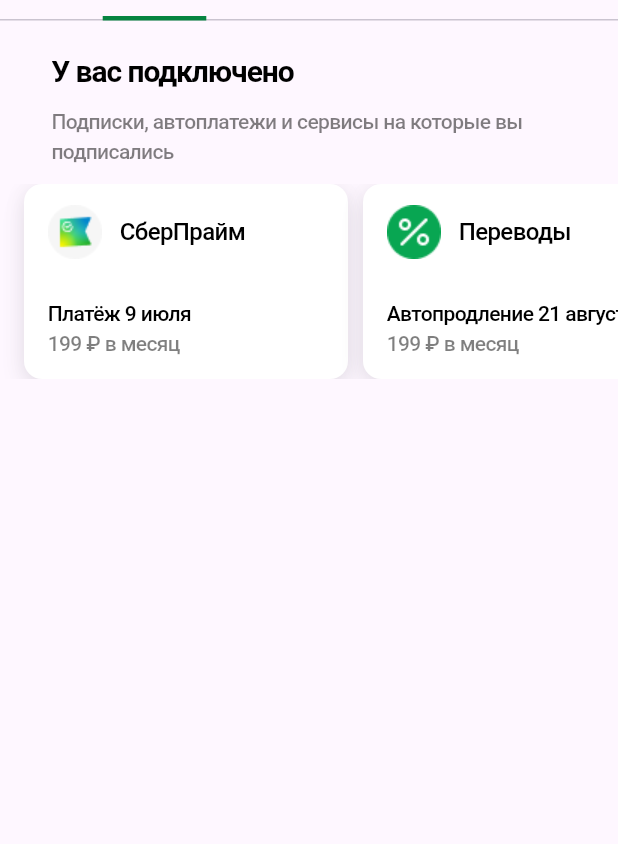
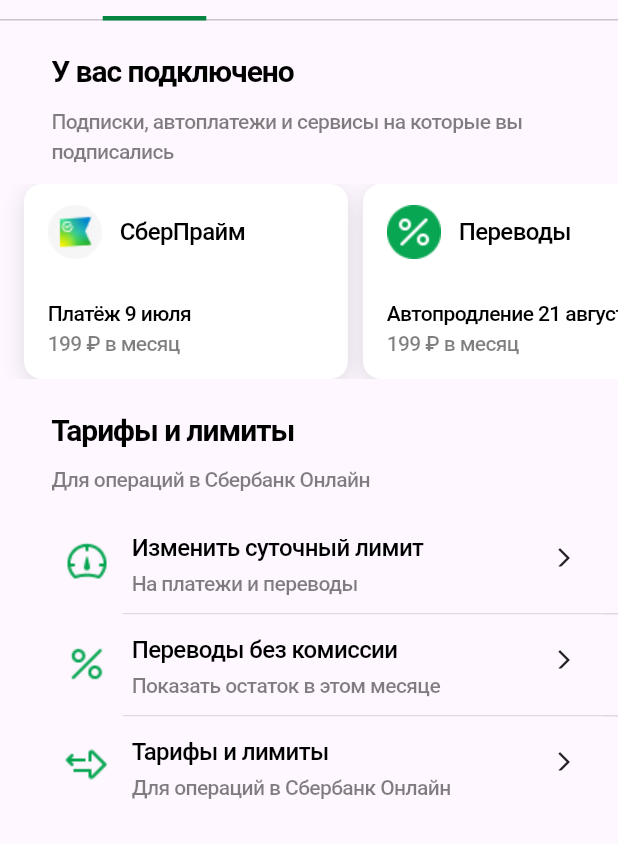
Before and after one commit to Phoenix1829/flutter_lab, a Flutter app: the screen it shows after launch, on a phone screen of 412 x 824 dp, the part 392-1236 px from its top. Run offline on Flutter 3.47's test engine with Material 3 defaults, Android fonts, the phone set to English and light mode, and no system bars; Roboto replaces fonts that are missing (SF Pro Display, SF Pro Text).

Commit message:
Add "Rates and Limits" section. Code refactoring

```diff
--- /dev/null
+++ b/lib/Profile/Disclosure.dart
@@ -0,0 +1,134 @@
+import 'package:flutter/material.dart';
+import 'package:flutter_lab/Resources/Fonts.dart';
+
+class Disclosure extends StatelessWidget {
+  final String title;
+  final String description;
+  final String image;
+  const Disclosure({super.key, required this.title, required this.description, required this.image});
+  @override
+  Widget build(BuildContext context) {
+    return Material(child: Column(
+      children: [
+        Container(
+          clipBehavior: Clip.antiAlias,
+          decoration: BoxDecoration(),
+          child: Column(
+            mainAxisSize: MainAxisSize.min,
+            mainAxisAlignment: MainAxisAlignment.start,
+            crossAxisAlignment: CrossAxisAlignment.start,
+            children: [
+              const SizedBox(height: 12),
+              Container(
+                clipBehavior: Clip.antiAlias,
+                decoration: const BoxDecoration(),
+                child: Row(
+                  mainAxisSize: MainAxisSize.min,
+                  mainAxisAlignment: MainAxisAlignment.start,
+                  crossAxisAlignment: CrossAxisAlignment.start,
+                  children: [
+                    Container(
+                      clipBehavior: Clip.antiAlias,
+                      decoration: const BoxDecoration(),
+                      child: Row(
+                        mainAxisSize: MainAxisSize.min,
+                        mainAxisAlignment: MainAxisAlignment.start,
+                        crossAxisAlignment: CrossAxisAlignment.start,
+                        children: [
+                          const SizedBox(width: 30),
+                          Container(
+                            clipBehavior: Clip.antiAlias,
+                            decoration: const BoxDecoration(),
+                            child: Column(
+                              mainAxisSize: MainAxisSize.min,
+                              mainAxisAlignment: MainAxisAlignment.start,
+                              crossAxisAlignment: CrossAxisAlignment.center,
+                              children: [
+                                const SizedBox(height: 2),
+                                SizedBox(
+                                  child: Stack(
+                                    children: [
+                                      Positioned(
+                                        child: Container(
+                                          width: 36,
+                                          height: 36,
+                                          decoration: BoxDecoration(
+                                            image: DecorationImage(
+                                              image: AssetImage(image),
+                                              fit: BoxFit.fill,
+                                            ),
+                                          ),
+                                        ),
+                                      ),
+                                    ],
+                                  ),
+                                ),
+                                const SizedBox(height: 2),
+                              ],
+                            ),
+                          ),
+                          const SizedBox(width: 12),
+                          SizedBox(
+                            width: 250,
+                            child: Column(
+                              mainAxisSize: MainAxisSize.min,
+                              mainAxisAlignment: MainAxisAlignment.start,
+                              crossAxisAlignment: CrossAxisAlignment.start,
+                              children: [
+                                SizedBox(
+                                  width: double.infinity,
+                                  child: Text(
+                                    title,
+                                    style: FontResources.disclosureHeader,
+                                  ),
+                                ),
+                                const SizedBox(width: 263, height: 2),
+                                SizedBox(
+                                  child: Text(
+                                    description,
+                                    style: FontResources.disclosureDescription,
+                                  ),
+                                ),
+                              ],
+                            ),
+                          ),
+                        ],
+                      ),
+                    ),
+                    Container(
+                      clipBehavior: Clip.antiAlias,
+                      decoration: const BoxDecoration(),
+                      child: const Row(
+                        mainAxisSize: MainAxisSize.min,
+                        mainAxisAlignment: MainAxisAlignment.start,
+                        crossAxisAlignment: CrossAxisAlignment.start,
+                        children: [
+                          SizedBox(width: 30),
+                          SizedBox(
+                            width: 24,
+                            height: 24,
+                            child: Stack(children: [
+                              Positioned(top: 10,
+                                child:
+                                Icon(
+                                  Icons.arrow_forward_ios,
+                                  size: 16,
+                                ),
+                              )
+
+                            ]),
+                          ),
+                          SizedBox(width: 10),
+                        ],
+                      ),
+                    ),
+                  ],
+                ),
+              ),
+            ],
+          ),
+        ),
+      ],
+    ),);
+  }
+}
--- a/lib/Profile/ProfilePage.dart
+++ b/lib/Profile/ProfilePage.dart
@@ -1,8 +1,10 @@
 import 'package:flutter/material.dart';
+import 'package:flutter_lab/Resources/Styles.dart';
 
 import 'CardCarousel.dart';
 import '../Resources/Strings.dart';
 import '../Resources/Images.dart';
+import 'Disclosure.dart';
 import 'SectionHeader.dart';
 
 class ProfilePage extends StatelessWidget {
@@ -72,6 +74,75 @@ class ProfilePage extends StatelessWidget {
                           ),
                         ),
                       ),
+                      Material(
+                        child: Column(
+                          children: [
+                            const SizedBox(height: 20),
+                            const SectionHeader(
+                              title: StringResources.ratesHeader,
+                              description: StringResources.ratesDescription,
+                            ),
+                            Stack(
+                              children: [
+                                const Disclosure(
+                                  title: StringResources.limitHeader,
+                                  description: StringResources.limitDescription,
+                                  image: ImageResources.limitImage,
+                                ),
+                                Positioned.fill(
+                                  child: Material(
+                                    color: Colors.transparent,
+                                    child: InkWell(
+                                      onTap: () {
+                                      },
+                                    ),
+                                  ),
+                                ),
+                              ],
+                            ),
+                            const SizedBox(height: 10, width: 10),
+                            StyleResources.divider,
+                            Stack(
+                              children: [
+                                const Disclosure(
+                                  title: StringResources.transferHeader,
+                                  description: StringResources.transferDescription,
+                                  image: ImageResources.percentImage,
+                                ),
+                                Positioned.fill(
+                                  child: Material(
+                                    color: Colors.transparent,
+                                    child: InkWell(
+                                      onTap: () {
+                                      },
+                                    ),
+                                  ),
+                                ),
+                              ],
+                            ),
+                            const SizedBox(height: 10, width: 10),
+                            StyleResources.divider,
+                            Stack(
+                              children: [
+                                const Disclosure(
+                                  title: StringResources.ratesHeader,
+                                  description: StringResources.ratesDescription,
+                                  image: ImageResources.ratesImage,
+                                ),
+                                Positioned.fill(
+                                  child: Material(
+                                    color: Colors.transparent,
+                                    child: InkWell(
+                                      onTap: () {
+                                      },
+                                    ),
+                                  ),
+                                ),
+                              ],
+                            ),
+                          ],
+                        ),
+                      ),
                     ],
                   ),
                 ],
--- a/lib/Resources/Colors.dart
+++ b/lib/Resources/Colors.dart
@@ -3,7 +3,16 @@ import 'package:flutter/material.dart';
 class ColorResources {
   static const Color colorBackgroundTopSection = Colors.white;
   static const Color colorIcons = Color.fromRGBO(8, 166, 82, 1.0);
+
   static const Color colorUserNameText = Colors.black;
+  static const Color colorCardDateText = Colors.black;
+  static const Color colorCardTitleText = Colors.black;
+  static const Color colorCardPriceText = Colors.black;
+  static const Color colorSectionTitleText = Colors.black;
+  static const Color colorSectionDescriptionText = Colors.black;
+  static const Color colorPageNameText = Colors.black;
+  static const Color colorDisclosureHeaderText = Colors.black;
+  static const Color colorDisclosureDescriptionText = Colors.black;
 
   static const Color colorShadowBackgroundTopSection = Color.fromRGBO(0, 0, 20, 0.08);
   static const Color colorAvatarShadow = Color.fromRGBO(29, 29, 37, 0.48);
@@ -17,5 +26,5 @@ class ColorResources {
 
   static const Color colorActivePageLine = Color.fromRGBO(6, 132, 65, 1.0);
 
-
+  static const Color colorDivider = Color.fromRGBO(0, 0, 0, 0.12);
 }
--- a/lib/Resources/Fonts.dart
+++ b/lib/Resources/Fonts.dart
@@ -11,7 +11,7 @@ class FontResources {
   );
 
   static const TextStyle cardTitle = TextStyle(
-    color: Colors.black,
+    color: ColorResources.colorCardTitleText,
     fontSize: 16,
     fontFamily: 'SF Pro Text',
     fontWeight: FontWeight.w500,
@@ -19,7 +19,7 @@ class FontResources {
   );
 
   static const TextStyle cardDate = TextStyle(
-    color: Colors.black,
+    color: ColorResources.colorCardDateText,
     fontSize: 14,
     fontFamily: 'SF Pro Text',
     fontWeight: FontWeight.w500,
@@ -27,7 +27,7 @@ class FontResources {
   );
 
   static TextStyle cardPrice = TextStyle(
-    color: Colors.black.withOpacity(0.5),
+    color: ColorResources.colorCardPriceText.withOpacity(0.5),
     fontSize: 14,
     fontFamily: 'SF Pro Text',
     fontWeight: FontWeight.w500,
@@ -35,7 +35,7 @@ class FontResources {
   );
 
   static TextStyle sectionTitle = const TextStyle(
-    color: Colors.black,
+    color: ColorResources.colorSectionTitleText,
     fontSize: 20,
     fontFamily: 'SF Pro Text',
     fontWeight: FontWeight.w700,
@@ -43,7 +43,7 @@ class FontResources {
   );
 
   static TextStyle sectionDescription = TextStyle(
-    color: Colors.black.withOpacity(0.5),
+    color: ColorResources.colorSectionDescriptionText.withOpacity(0.5),
     fontSize: 14,
     fontFamily: 'SF Pro Text',
     fontWeight: FontWeight.w500,
@@ -51,10 +51,25 @@ class FontResources {
   );
 
   static TextStyle pageName = const TextStyle(
-    color: Colors.black,
+    color: ColorResources.colorPageNameText,
     fontSize: 16,
     fontWeight: FontWeight.w500,
   );
 
+  static const TextStyle disclosureHeader = TextStyle(
+    color: ColorResources.colorDisclosureHeaderText,
+    fontSize: 16,
+    fontFamily: 'SF Pro Text',
+    fontWeight: FontWeight.w500,
+    letterSpacing: -0.40,
+  );
+
+  static TextStyle disclosureDescription = TextStyle(
+    color: ColorResources.colorDisclosureDescriptionText.withOpacity(0.5),
+    fontSize: 14,
+    fontFamily: 'SF Pro Text',
+    fontWeight: FontWeight.w500,
+    letterSpacing: -0.41,
+  );
 
 }
--- a/lib/Resources/Strings.dart
+++ b/lib/Resources/Strings.dart
@@ -12,4 +12,11 @@ class StringResources {
   static const String transfer = 'Переводы';
   static const String transferDate = 'Автопродление 21 августа';
   static const String transferPrice = '199 ₽ в месяц';
+  static const String ratesHeader = 'Тарифы и лимиты';
+  static const String ratesDescription = 'Для операций в Сбербанк Онлайн';
+  static const String limitHeader = 'Изменить суточный лимит';
+  static const String limitDescription = 'На платежи и переводы';
+  static const String transferHeader = 'Переводы без комиссии';
+  static const String transferDescription = 'Показать остаток в этом месяце';
+  static const String informationHeader = 'Информация о тарифах и лимитах';
 }
--- a/lib/Resources/Styles.dart
+++ b/lib/Resources/Styles.dart
@@ -30,4 +30,10 @@ class StyleResources {
     spreadRadius: 0
   );
 
+  static Divider divider = const Divider(
+    color: ColorResources.colorDivider,
+    height: 1,
+    indent: 82,
+  );
+
 }
```
